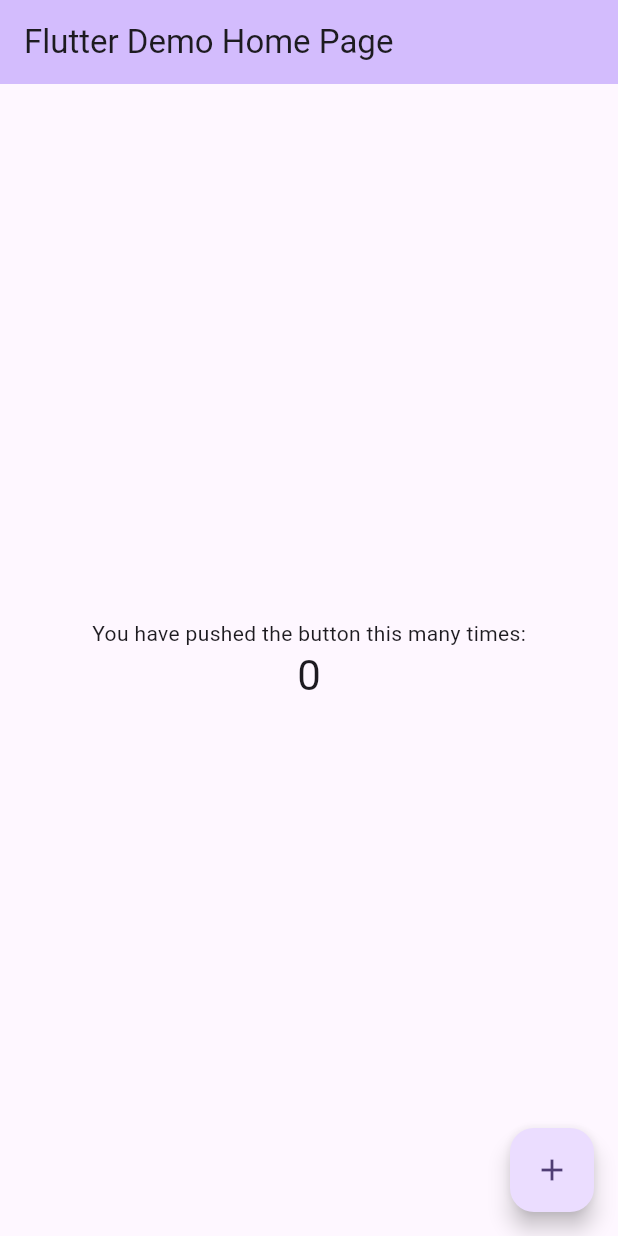
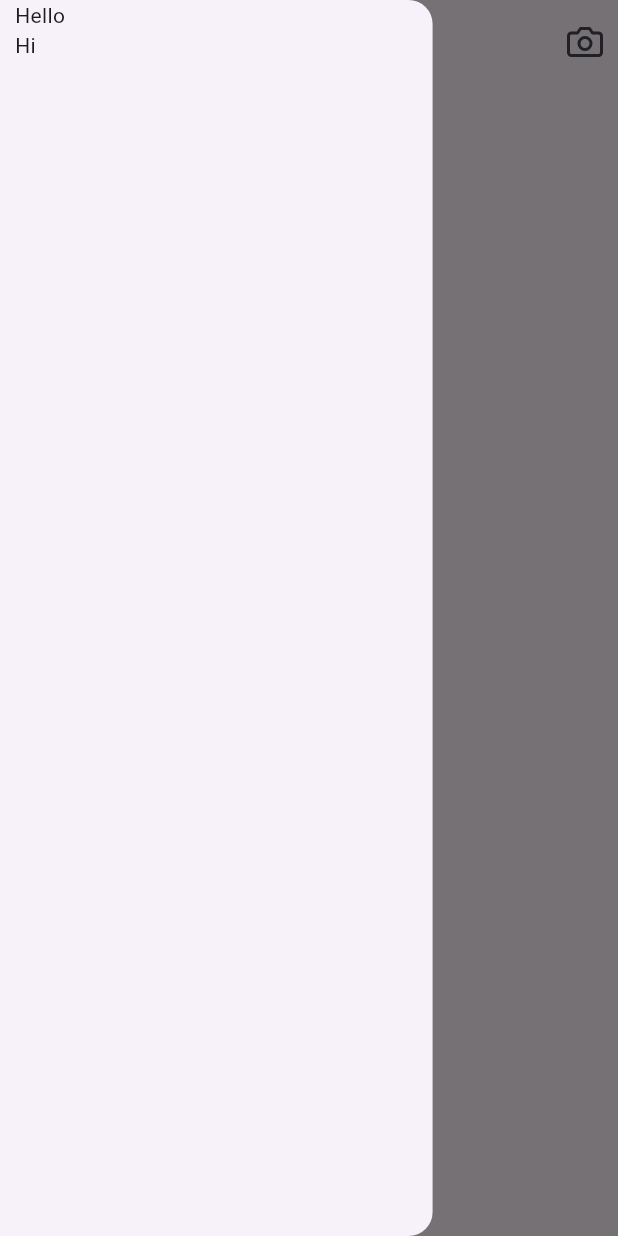
Before and after one commit to Emekaony/task_manager, a Flutter app: the screen it shows after launch, with the side drawer open (before the commit the screen has no drawer), on a phone screen of 412 x 824 dp. Run offline on Flutter 3.47's test engine with Material 3 defaults, Android fonts, the phone set to English and light mode, and no system bars; our stand-ins replace feather_icons.

Commit message:
Made a screens folder

```diff
--- a/lib/main.dart
+++ b/lib/main.dart
@@ -1,122 +1,24 @@
 import 'package:flutter/material.dart';
+import 'package:todo_app/screens/main_screen.dart';
 
 void main() {
   runApp(const MyApp());
 }
 
-class MyApp extends StatelessWidget {
+class MyApp extends StatefulWidget {
   const MyApp({super.key});
 
-  // This widget is the root of your application.
+  @override
+  State<MyApp> createState() => _MyAppState();
+}
+
+class _MyAppState extends State<MyApp> {
   @override
   Widget build(BuildContext context) {
     return MaterialApp(
-      title: 'Flutter Demo',
-      theme: ThemeData(
-        // This is the theme of your application.
-        //
-        // TRY THIS: Try running your application with "flutter run". You'll see
-        // the application has a purple toolbar. Then, without quitting the app,
-        // try changing the seedColor in the colorScheme below to Colors.green
-        // and then invoke "hot reload" (save your changes or press the "hot
-        // reload" button in a Flutter-supported IDE, or press "r" if you used
-        // the command line to start the app).
-        //
-        // Notice that the counter didn't reset back to zero; the application
-        // state is not lost during the reload. To reset the state, use hot
-        // restart instead.
-        //
-        // This works for code too, not just values: Most code changes can be
-        // tested with just a hot reload.
-        colorScheme: ColorScheme.fromSeed(seedColor: Colors.deepPurple),
-      ),
-      home: const MyHomePage(title: 'Flutter Demo Home Page'),
+      debugShowCheckedModeBanner: false,
+      theme: ThemeData.light(useMaterial3: true),
+      home: MainScreen(),
     );
   }
 }
-
-class MyHomePage extends StatefulWidget {
-  const MyHomePage({super.key, required this.title});
-
-  // This widget is the home page of your application. It is stateful, meaning
-  // that it has a State object (defined below) that contains fields that affect
-  // how it looks.
-
-  // This class is the configuration for the state. It holds the values (in this
-  // case the title) provided by the parent (in this case the App widget) and
-  // used by the build method of the State. Fields in a Widget subclass are
-  // always marked "final".
-
-  final String title;
-
-  @override
-  State<MyHomePage> createState() => _MyHomePageState();
-}
-
-class _MyHomePageState extends State<MyHomePage> {
-  int _counter = 0;
-
-  void _incrementCounter() {
-    setState(() {
-      // This call to setState tells the Flutter framework that something has
-      // changed in this State, which causes it to rerun the build method below
-      // so that the display can reflect the updated values. If we changed
-      // _counter without calling setState(), then the build method would not be
-      // called again, and so nothing would appear to happen.
-      _counter++;
-    });
-  }
-
-  @override
-  Widget build(BuildContext context) {
-    // This method is rerun every time setState is called, for instance as done
-    // by the _incrementCounter method above.
-    //
-    // The Flutter framework has been optimized to make rerunning build methods
-    // fast, so that you can just rebuild anything that needs updating rather
-    // than having to individually change instances of widgets.
-    return Scaffold(
-      appBar: AppBar(
-        // TRY THIS: Try changing the color here to a specific color (to
-        // Colors.amber, perhaps?) and trigger a hot reload to see the AppBar
-        // change color while the other colors stay the same.
-        backgroundColor: Theme.of(context).colorScheme.inversePrimary,
-        // Here we take the value from the MyHomePage object that was created by
-        // the App.build method, and use it to set our appbar title.
-        title: Text(widget.title),
-      ),
-      body: Center(
-        // Center is a layout widget. It takes a single child and positions it
-        // in the middle of the parent.
-        child: Column(
-          // Column is also a layout widget. It takes a list of children and
-          // arranges them vertically. By default, it sizes itself to fit its
-          // children horizontally, and tries to be as tall as its parent.
-          //
-          // Column has various properties to control how it sizes itself and
-          // how it positions its children. Here we use mainAxisAlignment to
-          // center the children vertically; the main axis here is the vertical
-          // axis because Columns are vertical (the cross axis would be
-          // horizontal).
-          //
-          // TRY THIS: Invoke "debug painting" (choose the "Toggle Debug Paint"
-          // action in the IDE, or press "p" in the console), to see the
-          // wireframe for each widget.
-          mainAxisAlignment: MainAxisAlignment.center,
-          children: <Widget>[
-            const Text('You have pushed the button this many times:'),
-            Text(
-              '$_counter',
-              style: Theme.of(context).textTheme.headlineMedium,
-            ),
-          ],
-        ),
-      ),
-      floatingActionButton: FloatingActionButton(
-        onPressed: _incrementCounter,
-        tooltip: 'Increment',
-        child: const Icon(Icons.add),
-      ), // This trailing comma makes auto-formatting nicer for build methods.
-    );
-  }
-}
--- /dev/null
+++ b/lib/screens/main_screen.dart
@@ -0,0 +1,38 @@
+import 'package:feather_icons/feather_icons.dart';
+import 'package:flutter/material.dart';
+
+class MainScreen extends StatelessWidget {
+  const MainScreen({super.key});
+
+  @override
+  Widget build(BuildContext context) {
+    return Scaffold(
+      drawer: Drawer(
+        width: MediaQuery.of(context).size.width * 0.7,
+        child: SafeArea(
+          child: SizedBox(
+            width: double.infinity,
+            height: double.infinity,
+            child: Padding(
+              padding: EdgeInsetsGeometry.only(left: 10),
+              child: Column(
+                crossAxisAlignment: CrossAxisAlignment.start,
+                children: [Text("Hello"), Text("Hi")],
+              ),
+            ),
+          ),
+        ),
+      ),
+      appBar: AppBar(
+        title: Text("Todo App"),
+        actions: [
+          Padding(
+            padding: EdgeInsetsGeometry.only(right: 10),
+            child: Icon(FeatherIcons.camera),
+          ),
+        ],
+      ),
+      body: Text("hello"),
+    );
+  }
+}
--- a/pubspec.yaml
+++ b/pubspec.yaml
@@ -34,6 +34,7 @@ dependencies:
   # The following adds the Cupertino Icons font to your application.
   # Use with the CupertinoIcons class for iOS style icons.
   cupertino_icons: ^1.0.8
+  feather_icons: ^1.2.0
 
 dev_dependencies:
   flutter_test:
```
Also changed, not shown: pubspec.lock, 2 other files.
